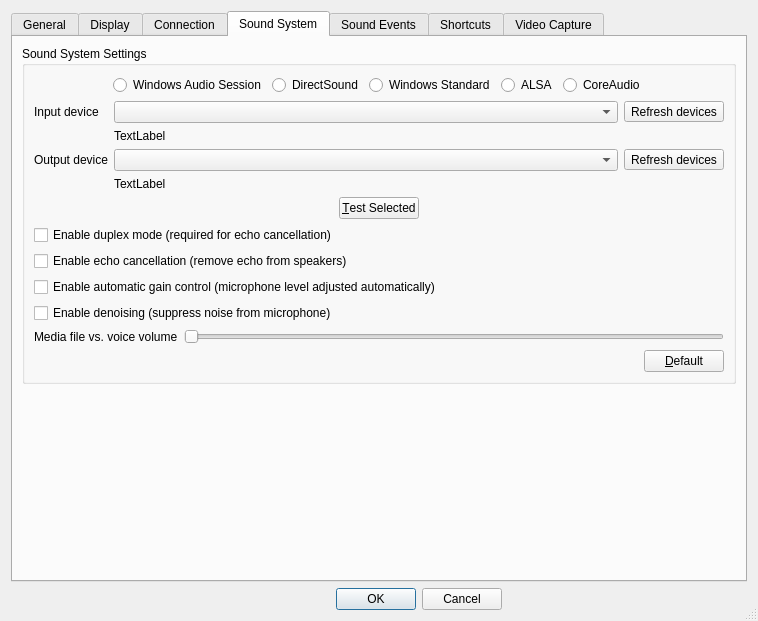
Before: the Qt Designer form Client/qtTeamTalk/preferences.ui in BearWare/TeamTalk5, drawn with Qt 5.
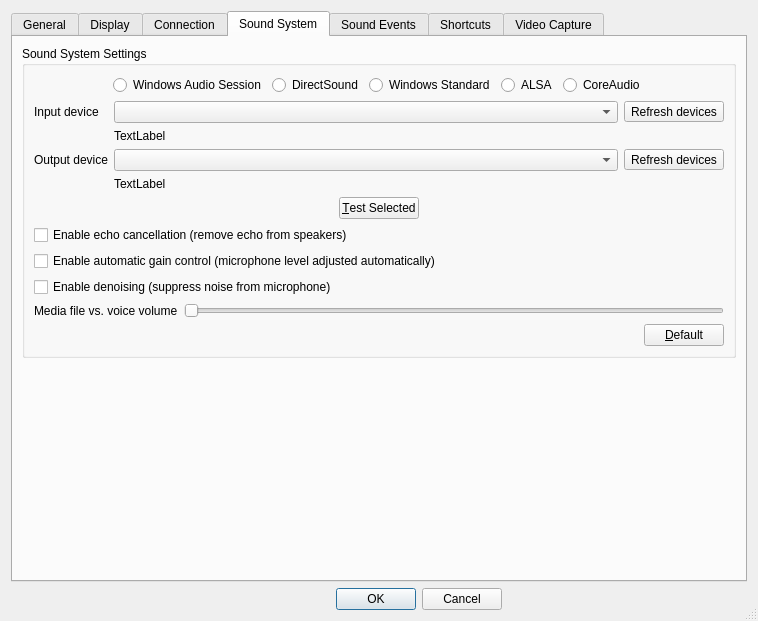
After: the same form once the commit is applied. The open tabs and pages were chosen to show the change. Icons and pictures are not drawn.

```diff
--- a/Client/qtTeamTalk/preferences.ui
+++ b/Client/qtTeamTalk/preferences.ui
@@ -1073,13 +1073,6 @@
             </item>
            </layout>
           </item>
-          <item>
-           <widget class="QCheckBox" name="sndduplexBox">
-            <property name="text">
-             <string>Enable duplex mode (required for echo cancellation)</string>
-            </property>
-           </widget>
-          </item>
           <item>
            <widget class="QCheckBox" name="echocancelBox">
             <property name="text">
```
Left out of the diff: 1 changed line with no effect on the pictures.
